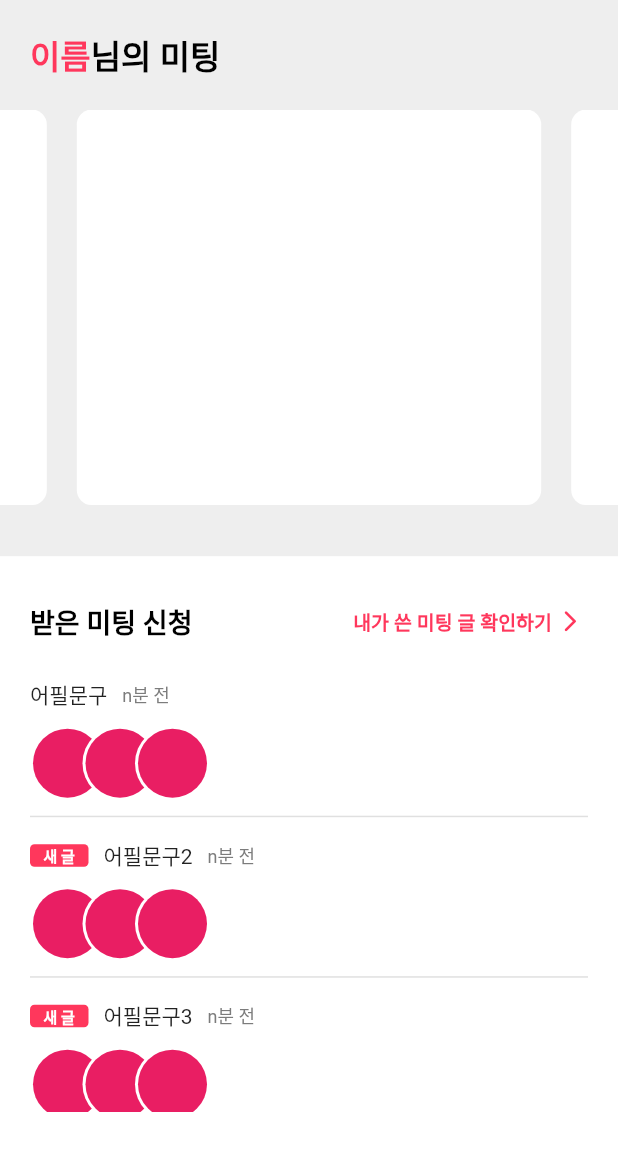
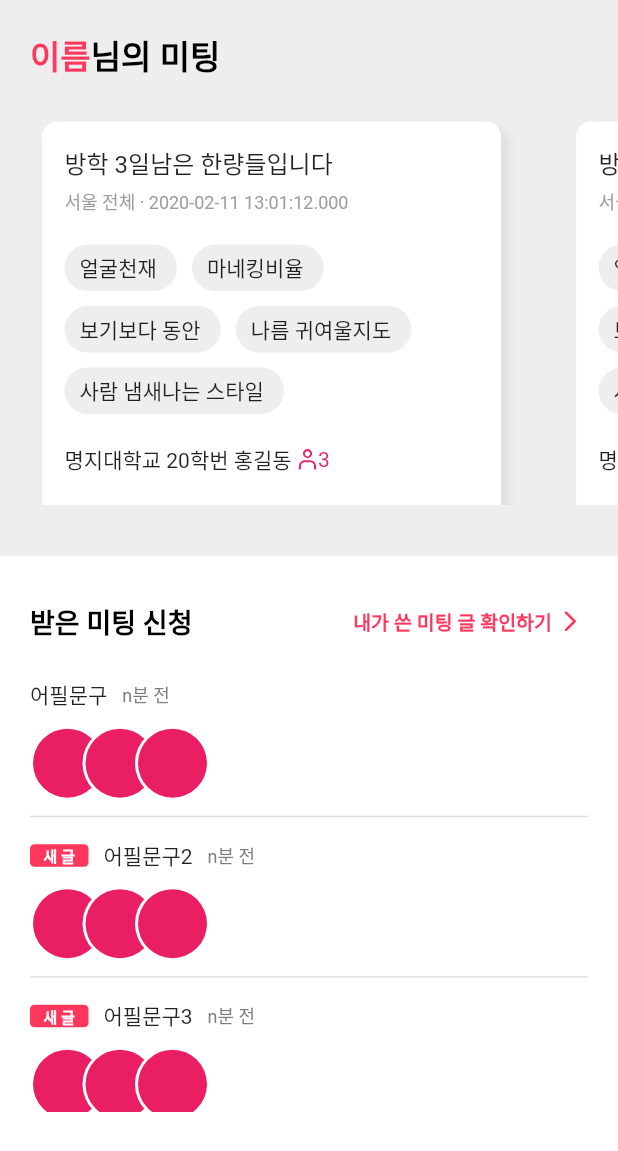
Before and after one commit to SeungtaeRyu/campusMeet_test, a Flutter app: the MyMeetingScreen widget shown alone on an empty page, opened directly, on a phone screen of 412 x 824 dp. Shown: the top 1151 px of the screen. Run offline on Flutter 3.47's test engine with Material 2 defaults, Android fonts, the light colour scheme and no system bars; drawn by our look-alikes of carousel_slider; our stand-ins replace badges, blur, dotted_border, form_field_validator, image_picker; missing offline and left inert: wc_form_validators; network calls fail.

Commit message:
mymeeting고도화

```diff
--- a/campus_meet_test/lib/screens/home/homeSearch.dart
+++ b/campus_meet_test/lib/screens/home/homeSearch.dart
@@ -20,7 +20,7 @@ Future<List<MeetingPostTest>> fetchPost(String searchText) async {
     Iterable l = json.decode(response.body);
     return List<MeetingPostTest>.from(l.map((model) => MeetingPostTest.fromJson(model)));
   } else {
-    // 만약 요청이 실패하면, 에러를 던집니다.
+    // 만약 요청이 실패하면, 에러를 던집니다.fut
     throw Exception('Failed to load post');
   }
 }
--- a/campus_meet_test/lib/screens/myMeeting/my_meeting_screen.dart
+++ b/campus_meet_test/lib/screens/myMeeting/my_meeting_screen.dart
@@ -1,9 +1,8 @@
-import 'package:campus_meet_test/models/MeetingPost/Post_model.dart';
+import 'package:campus_meet_test/models/MeetingPost/post_model.dart';
 import 'package:campus_meet_test/models/metting_post_model.dart';
 import 'package:campus_meet_test/screens/home/homeWriting.dart';
 import 'package:campus_meet_test/screens/myMeeting/requestMeetingAcceptRefusal.dart';
 import 'package:campus_meet_test/widgets/render_post_card_widget.dart';
-import 'package:carousel_slider/carousel_slider.dart';
 import 'package:flutter/material.dart';
 import 'package:campus_meet_test/screens/home/home.dart';
 import 'check_my_writing.dart';
@@ -23,6 +22,28 @@ class _MyMeetingScreenState extends State<MyMeetingScreen> {
   String currentPage = "home";
   List<Post> posts = [
     Post.fromJson({
+      "id": 0,
+      "location": {"id": 0, "cityStateName": "서울", "cityCountryName": "전체"},
+      "writer": {
+        "id": 0,
+        "univ": "명지대학교",
+        "entryYear": 20,
+        "name": "홍길동",
+        "profileImages": ["http://hostaddress/path"]
+      },
+      "title": "방학 3일남은 한량들입니다",
+      "createdAt": "2020-02-11 13:01:12",
+      "updatedAt": "2020-02-11 13:01:12",
+      "numOfMember": 3,
+      "tags": [
+        {"id": 0, "text": "얼굴천재"},
+        {"id": 1, "text": "마네킹비율"},
+        {"id": 2, "text": "보기보다 동안"},
+        {"id": 3, "text": "나름 귀여울지도"},
+        {"id": 4, "text": "사람 냄새나는 스타일"},
+      ],
+      "members": "http://localhost:3000/api/v1/post/0/member"
+    }), Post.fromJson({
       "id": 0,
       "location": {"id": 0, "cityStateName": "서울", "cityCountryName": "전체"},
       "writer": {
@@ -133,60 +154,41 @@ class _MyMeetingScreenState extends State<MyMeetingScreen> {
       ],
     );
   }
-  final PageController controller = PageController(initialPage: 1, );
-  int _currentPage = 0;
+
+  final PageController controller = PageController(
+    initialPage: 1,
+  );
+
 //내가 신청한 미팅 있을때 위
   Widget meetingMyPropose() {
     // return Expanded(child: Container(
     return Container(
+
       margin: EdgeInsets.symmetric(vertical: 20.0),
       height: MediaQuery.of(context).size.width * 0.64,
+      child: SingleChildScrollView(
+        // scrollDirection: Axis.horizontal,
 
-      child: CarouselSlider(
-        options: CarouselOptions(height: 400.0),
-        items: List.generate(proposer.length, (index) {
-          return Container(
-            margin: EdgeInsets.only(right: 10, left: 10),
-            // width: 800.0,
-            decoration: BoxDecoration(
-              color: Colors.white,
-              borderRadius: BorderRadius.circular(10),
-            ),
-          );
-        }),  ));
+        child: SizedBox(
+          height: MediaQuery.of(context).size.width * 0.84,
+          child: ListView.builder(
+            scrollDirection: Axis.horizontal,
+              padding: const EdgeInsets.all(8),
+              itemCount: posts.length,
+              itemBuilder: (context, index) {
+                return Container(
+                  width: MediaQuery.of(context).size.width * 0.84,
+                  margin: EdgeInsets.only(right: 10),
+                  child:  RenderPostCard( // 이거말고 이거랑 비슷하게 다시 만들어서 넣기
+                        post: posts[index],
+                        currentPage: 'currentPage',
+                      )
+                );
+              }
+                    ),
+        )));
+  }
 
-    //   child: PageView(
-    //       controller: PageController(
-    //         initialPage: 0, //시작 페이지
-    //       ),
-    //       itemCount: bearList!.list!.length,
-    //       itemBuilder: (BuildContext context, int index) {
-    //         return Container(
-    //           color: Colors.blue[200],
-    //           child: Image.asset(
-    //             bearList!.list!.elementAt(index).image!,
-    //           ),  );
-    //
-    // );
-
-
-
-
-    //   PageView(
-    //     scrollDirection: Axis.vertical,
-    //     controller: controller,
-    //     children: <Widget>[
-    //       // padding: EdgeInsets.only(top: 40),
-    //        RenderPostCard(
-    //         post: posts[0],
-    //         currentPage: 'currentPage',
-    //       )],
-    //
-    // );
-    // ),
-
-    // );
-  }
 
 //내가 신청한 미팅이 없을때 위에 들어가는 컨텐츠 사진 중앙에 정렬하도록 하세욥
   Widget noMeetingMyPropose() {
```
